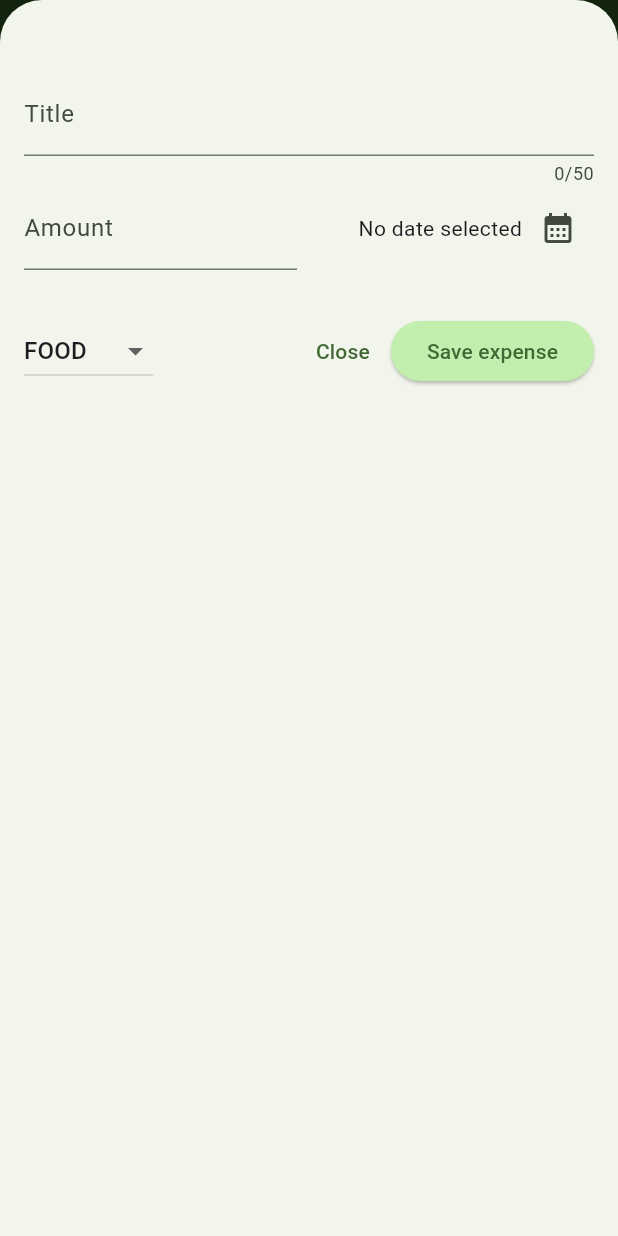
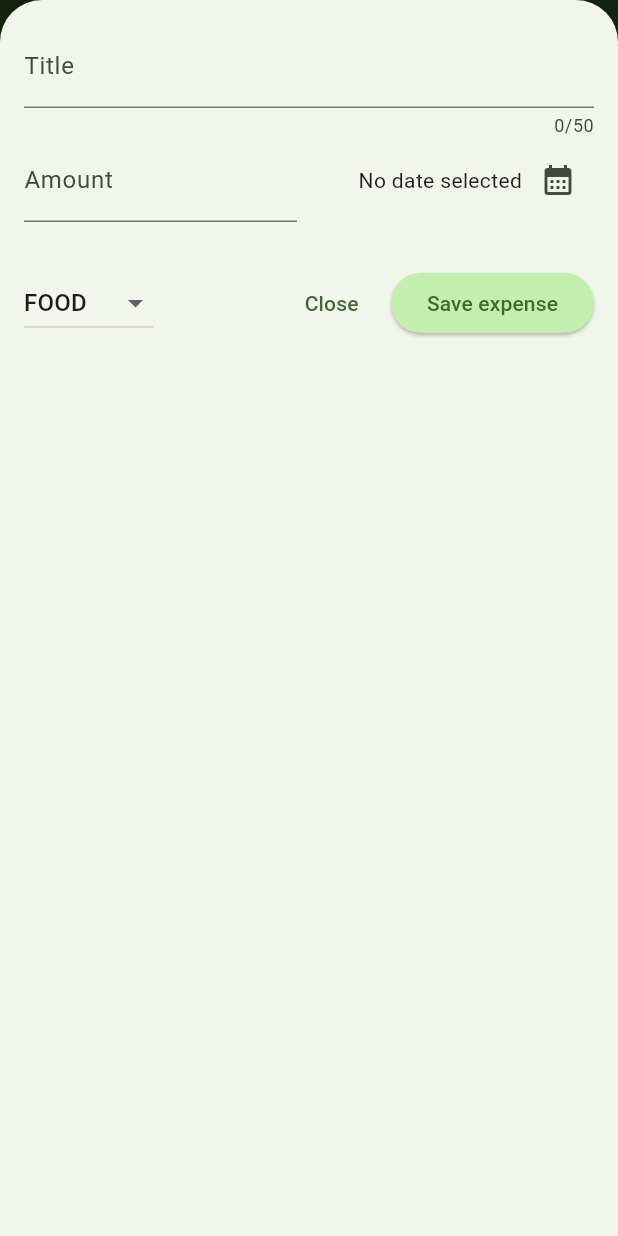
Before and after one commit to arrke/flutter_expences, a Flutter app: the screen it shows after launch, after a tap on the "add" icon, on a phone screen of 412 x 824 dp. Run offline on Flutter 3.47's test engine with Material 3 defaults, Android fonts, the phone set to English and light mode, and no system bars; our stand-ins replace google_fonts.

Commit message:
Learning about media queries, change UI on landscape or portrait view

```diff
--- a/lib/expenses.dart
+++ b/lib/expenses.dart
@@ -2,6 +2,7 @@ import 'package:expense_tracker/widgets/expenses_list/expenses_list.dart';
 import 'package:flutter/material.dart';
 import 'package:expense_tracker/models/expense.dart';
 import 'package:expense_tracker/widgets/new_expense.dart';
+import 'package:expense_tracker/widgets/chart/chart.dart';
 
 class Expenses extends StatefulWidget {
   const Expenses({super.key});
@@ -33,6 +34,7 @@ class _ExpensesState extends State<Expenses> {
 
   void _openAddExpenseOverlay() {
     showModalBottomSheet(
+      useSafeArea: true,
       isScrollControlled: true,
       context: context,
       builder: (ctx) {
@@ -69,6 +71,9 @@ class _ExpensesState extends State<Expenses> {
 
   @override
   Widget build(BuildContext context) {
+    final height = MediaQuery.of(context).size.height;
+    final width = MediaQuery.of(context).size.width;
+
     Widget mainContent =
         const Center(child: Text('No expenses found. Start adding some!'));
 
@@ -91,14 +96,23 @@ class _ExpensesState extends State<Expenses> {
           ),
         ],
       ),
-      body: Column(
+      body: width < 600
+          ? Column(
               children: [
-          const Text('the chart'),
+                Chart(expenses: _registredExpenses),
                 Expanded(
                   child: mainContent,
                 ),
               ],
+            )
+          : Row(children: [
+              Expanded(
+                child: Chart(expenses: _registredExpenses),
               ),
+              Expanded(
+                child: mainContent,
+              ),
+            ]),
     );
   }
 }
--- a/lib/main.dart
+++ b/lib/main.dart
@@ -1,6 +1,7 @@
 import 'package:expense_tracker/expenses.dart';
 import 'package:flutter/material.dart';
 import 'package:google_fonts/google_fonts.dart';
+import 'package:flutter/services.dart';
 
 var kColorScheme = ColorScheme.fromSeed(
   seedColor: const Color.fromARGB(255, 90, 240, 52),
@@ -12,6 +13,10 @@ var kDarkColorScheme = ColorScheme.fromSeed(
 );
 
 void main() {
+  // WidgetsFlutterBinding.ensureInitialized();
+  // SystemChrome.setPreferredOrientations([
+  //   DeviceOrientation.portraitUp,
+  // ]).then((fn) {
     runApp(
       MaterialApp(
         darkTheme: ThemeData.dark().copyWith(
@@ -59,4 +64,5 @@ void main() {
         home: const Expenses(),
       ),
     );
+  // });
 }
--- a/lib/models/expense.dart
+++ b/lib/models/expense.dart
@@ -6,9 +6,7 @@ final formatter = DateFormat.yMd();
 
 const uuid = Uuid();
 
-enum Category {
-  food, travel, leisure, work
-}
+enum Category { food, travel, leisure, work }
 
 const categoryIcons = {
   Category.food: Icons.fastfood,
@@ -17,7 +15,7 @@ const categoryIcons = {
   Category.work: Icons.work,
 };
 
-class Expense{
+class Expense {
   Expense({
     required this.title,
     required this.amount,
@@ -35,3 +33,26 @@ class Expense{
 
   String get getFormattedDate => formatter.format(date);
 }
+
+class ExpenseBucket {
+  const ExpenseBucket({
+    required this.category,
+    required this.expenses,
+  });
+
+  ExpenseBucket.forCategory(List<Expense> allExpenses, this.category)
+      : expenses = allExpenses
+            .where((expense) => expense.category == category)
+            .toList();
+
+  final Category category;
+  final List<Expense> expenses;
+
+  double get totalExpenses {
+    double sum = 0;
+    for (final Expense expense in expenses) {
+      sum += expense.amount;
+    }
+    return sum;
+  }
+}
--- /dev/null
+++ b/lib/widgets/chart/chart.dart
@@ -0,0 +1,95 @@
+import 'package:flutter/material.dart';
+
+import 'package:expense_tracker/widgets/chart/chart_bar.dart';
+import 'package:expense_tracker/models/expense.dart';
+
+class Chart extends StatelessWidget {
+  const Chart({super.key, required this.expenses});
+
+  final List<Expense> expenses;
+
+  List<ExpenseBucket> get buckets {
+    return [
+      ExpenseBucket.forCategory(expenses, Category.food),
+      ExpenseBucket.forCategory(expenses, Category.leisure),
+      ExpenseBucket.forCategory(expenses, Category.travel),
+      ExpenseBucket.forCategory(expenses, Category.work),
+    ];
+  }
+
+  double get maxTotalExpense {
+    double maxTotalExpense = 0;
+
+    for (final bucket in buckets) {
+      if (bucket.totalExpenses > maxTotalExpense) {
+        maxTotalExpense = bucket.totalExpenses;
+      }
+    }
+
+    return maxTotalExpense;
+  }
+
+  @override
+  Widget build(BuildContext context) {
+    final isDarkMode =
+        MediaQuery.of(context).platformBrightness == Brightness.dark;
+    return Container(
+      margin: const EdgeInsets.all(16),
+      padding: const EdgeInsets.symmetric(
+        vertical: 16,
+        horizontal: 8,
+      ),
+      width: double.infinity,
+      height: 180,
+      decoration: BoxDecoration(
+        borderRadius: BorderRadius.circular(8),
+        gradient: LinearGradient(
+          colors: [
+            Theme.of(context).colorScheme.primary.withOpacity(0.3),
+            Theme.of(context).colorScheme.primary.withOpacity(0.0)
+          ],
+          begin: Alignment.bottomCenter,
+          end: Alignment.topCenter,
+        ),
+      ),
+      child: Column(
+        children: [
+          Expanded(
+            child: Row(
+              crossAxisAlignment: CrossAxisAlignment.end,
+              children: [
+                for (final bucket in buckets) // alternative to map()
+                  ChartBar(
+                    fill: bucket.totalExpenses == 0
+                        ? 0
+                        : bucket.totalExpenses / maxTotalExpense,
+                  )
+              ],
+            ),
+          ),
+          const SizedBox(height: 12),
+          Row(
+            children: buckets
+                .map(
+                  (bucket) => Expanded(
+                    child: Padding(
+                      padding: const EdgeInsets.symmetric(horizontal: 4),
+                      child: Icon(
+                        categoryIcons[bucket.category],
+                        color: isDarkMode
+                            ? Theme.of(context).colorScheme.secondary
+                            : Theme.of(context)
+                                .colorScheme
+                                .primary
+                                .withOpacity(0.7),
+                      ),
+                    ),
+                  ),
+                )
+                .toList(),
+          )
+        ],
+      ),
+    );
+  }
+}
--- /dev/null
+++ b/lib/widgets/chart/chart_bar.dart
@@ -0,0 +1,34 @@
+import 'package:flutter/material.dart';
+
+class ChartBar extends StatelessWidget {
+  const ChartBar({
+    super.key,
+    required this.fill,
+  });
+
+  final double fill;
+
+  @override
+  Widget build(BuildContext context) {
+    final isDarkMode =
+        MediaQuery.of(context).platformBrightness == Brightness.dark;
+    return Expanded(
+      child: Padding(
+        padding: const EdgeInsets.symmetric(horizontal: 4),
+        child: FractionallySizedBox(
+          heightFactor: fill,
+          child: DecoratedBox(
+            decoration: BoxDecoration(
+              shape: BoxShape.rectangle,
+              borderRadius:
+                  const BorderRadius.vertical(top: Radius.circular(8)),
+              color: isDarkMode
+                  ? Theme.of(context).colorScheme.secondary
+                  : Theme.of(context).colorScheme.primary.withOpacity(0.65),
+            ),
+          ),
+        ),
+      ),
+    );
+  }
+}
--- a/lib/widgets/new_expense.dart
+++ b/lib/widgets/new_expense.dart
@@ -31,25 +31,28 @@ class _NewExpenseState extends State<NewExpense> {
     if (_titleController.text.trim().isEmpty ||
         amountIsInvalid ||
         _selectedDate == null) {
-      showDialog(context: context, builder: (ctx) => AlertDialog(
+      showDialog(
+        context: context,
+        builder: (ctx) => AlertDialog(
           title: const Text('Invalid input'),
-        content: const Text('Please make sure a valid title, amount, date and category was entered'),
+          content: const Text(
+              'Please make sure a valid title, amount, date and category was entered'),
           actions: [
             TextButton(
                 onPressed: () => Navigator.pop(context),
-            child: const Text('Okay')
+                child: const Text('Okay')),
+          ],
         ),
-        ],
-      ),);
+      );
       return;
     }
 
-    widget.onAddExpense(Expense(
+    widget.onAddExpense(
+      Expense(
           amount: enteredAmount,
           title: _titleController.text,
           category: _selectedCategory,
-      date: _selectedDate!
-      ),
+          date: _selectedDate!),
     );
     Navigator.pop(context);
   }
@@ -69,15 +72,83 @@ class _NewExpenseState extends State<NewExpense> {
 
   @override
   Widget build(BuildContext context) {
-    return Padding(
-      padding: const EdgeInsets.fromLTRB(16,48,16,16),
-      child: ListView(
+    final keyboardSpace = MediaQuery.of(context).viewInsets.bottom;
+    return LayoutBuilder(builder: (ctx, constraints) {
+      final width = constraints.maxWidth;
+
+      return SizedBox(
+        height: double.infinity,
+        width: double.infinity,
+        child: SingleChildScrollView(
+          child: Padding(
+            padding: EdgeInsets.fromLTRB(16, 16, 16, keyboardSpace + 16),
+            child: Column(
               children: [
+                if (width >= 600)
+                  Row(crossAxisAlignment: CrossAxisAlignment.start, children: [
+                    Expanded(
+                      child: TextField(
+                        controller: _titleController,
+                        maxLength: 50,
+                        decoration: const InputDecoration(labelText: "Title"),
+                      ),
+                    ),
+                    const SizedBox(width: 24),
+                    Expanded(
+                      child: TextField(
+                        controller: _amountController,
+                        decoration: const InputDecoration(
+                          prefixText: '\$ ',
+                          labelText: 'Amount',
+                        ),
+                        keyboardType: const TextInputType.numberWithOptions(
+                            decimal: true),
+                      ),
+                    ),
+                  ])
+                else
                   TextField(
                     controller: _titleController,
                     maxLength: 50,
                     decoration: const InputDecoration(labelText: "Title"),
                   ),
+                if (width >= 600)
+                  Row(
+                    children: [
+                      DropdownButton(
+                          value: _selectedCategory,
+                          items: Category.values.map((category) {
+                            return DropdownMenuItem(
+                              value: category,
+                              child: Text(
+                                category.name.toUpperCase(),
+                              ),
+                            );
+                          }).toList(),
+                          onChanged: (value) {
+                            if (value == null) return;
+
+                            setState(() => _selectedCategory = value);
+                          }),
+                      const SizedBox(width: 24),
+                      Expanded(
+                        child: Row(
+                          mainAxisAlignment: MainAxisAlignment.end,
+                          crossAxisAlignment: CrossAxisAlignment.center,
+                          children: [
+                            Text(_selectedDate == null
+                                ? 'No date selected'
+                                : formatter.format(_selectedDate!)),
+                            IconButton(
+                              onPressed: _presentDatePicker,
+                              icon: const Icon(Icons.calendar_month),
+                            )
+                          ],
+                        ),
+                      )
+                    ],
+                  )
+                else
                   Row(
                     children: [
                       Expanded(
@@ -87,8 +158,8 @@ class _NewExpenseState extends State<NewExpense> {
                             prefixText: '\$ ',
                             labelText: 'Amount',
                           ),
-                  keyboardType:
-                      const TextInputType.numberWithOptions(decimal: true),
+                          keyboardType: const TextInputType.numberWithOptions(
+                              decimal: true),
                         ),
                       ),
                       const SizedBox(width: 16),
@@ -110,7 +181,23 @@ class _NewExpenseState extends State<NewExpense> {
                     ],
                   ),
                 const SizedBox(height: 30),
+                if (width >= 600)
                   Row(children: [
+                    const Spacer(),
+                    TextButton(
+                      onPressed: () {
+                        Navigator.pop(context);
+                      },
+                      child: const Text("Close"),
+                    ),
+                    ElevatedButton(
+                      onPressed: _submitExpenseForm,
+                      child: const Text("Save expense"),
+                    ),
+                  ])
+                else
+                  Row(
+                    children: [
                       DropdownButton(
                           value: _selectedCategory,
                           items: Category.values.map((category) {
@@ -127,19 +214,25 @@ class _NewExpenseState extends State<NewExpense> {
                             setState(() => _selectedCategory = value);
                           }),
                       const Spacer(),
-            TextButton(
+                      Expanded(
+                        child: TextButton(
                           onPressed: () {
                             Navigator.pop(context);
                           },
                           child: const Text("Close"),
                         ),
+                      ),
                       ElevatedButton(
                         onPressed: _submitExpenseForm,
                         child: const Text("Save expense"),
                       ),
-          ]),
                     ],
                   ),
+              ],
+            ),
+          ),
+        ),
       );
+    });
   }
 }
```
Lines whose indentation alone changed are shown as unchanged.
